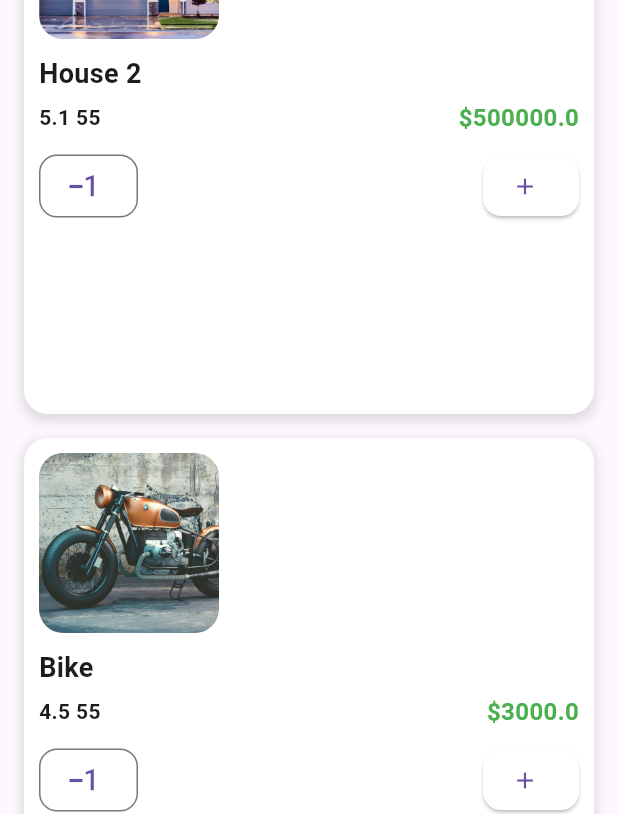
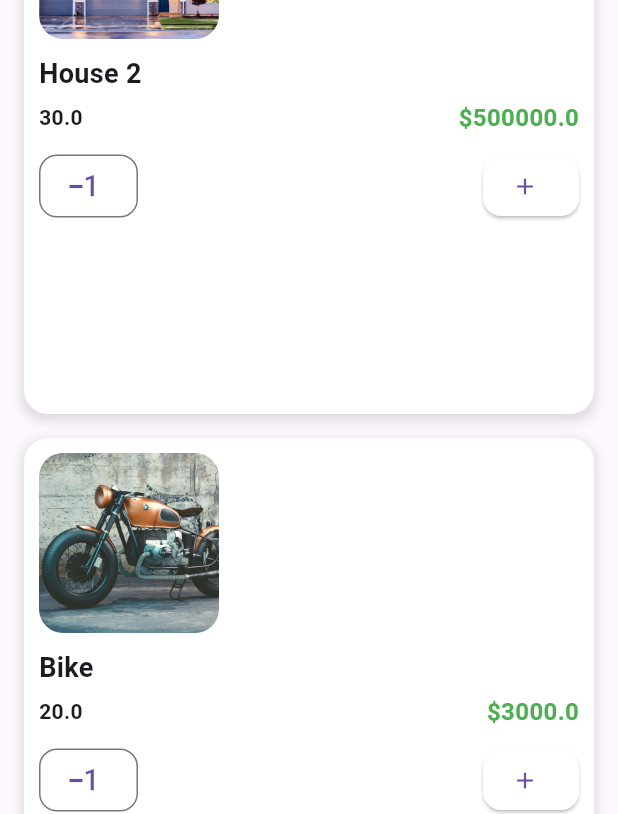
Before and after one commit to bsc-05-20/inshop, a Flutter app: the screen it shows after launch, scrolled down 318 dp, after a tap on the "add shopping cart" icon, on a phone screen of 412 x 824 dp. Shown: the part 264-1078 px from the top of the screen. Run offline on Flutter 3.47's test engine with Material 3 defaults, Android fonts, the phone set to English and light mode, and no system bars; our stand-ins replace google_fonts.

Commit message:
Cart Screen Modified the cart item

```diff
--- a/inshop/lib/models/cart_list.dart
+++ b/inshop/lib/models/cart_list.dart
@@ -1,60 +1,24 @@
 // lib/data/product_list.dart
 import 'package:inshop/models/cart_product_model.dart';
 
-final List<CartProductModel> cart_items = [
+final List<CartProductModel> cartItems = [
   CartProductModel(
     imageUrl: 'assets/House2.jpg',
     title: 'House 2',
-    quantity: 5.1,
+    quantity: 30,
     price: 500000,
   ),
   CartProductModel(
     imageUrl: 'assets/Bike.jpg',
     title: 'Bike',
-    quantity: 4.5,
+    quantity: 20,
     price: 3000,
   ),
   CartProductModel(
     imageUrl: 'assets/Car.jpg',
     title: 'Car',
-    quantity: 7.5,
+    quantity: 25,
     price: 16000,
-  ),
-  CartProductModel(
-    imageUrl: 'assets/Iphone.jpg',
-    title: 'Iphone',
-    quantity: 6.5,
-    price: 1000,
-  ),
-  CartProductModel(
-    imageUrl: 'assets/laptop.jpg',
-    title: 'Laptop',
-    quantity: 8.6,
-    price: 1200,
-  ),
-  CartProductModel(
-    imageUrl: 'assets/GooglePixel.jpg',
-    title: 'Google Pixel',
-    quantity: 6.6,
-    price: 990,
-  ),
-  CartProductModel(
-    imageUrl: 'assets/CarVin.jpg',
-    title: 'Vin Diesel Car',
-    quantity: 9.9,
-    price: 33000,
-  ),
-  CartProductModel(
-    imageUrl: 'assets/iphoneX.jpg',
-    title: 'Iphone X',
-    quantity: 7.7,
-    price: 1020,
-  ),
-  CartProductModel(
-    imageUrl: 'assets/Mansion.jpg',
-    title: 'Mansion',
-    quantity: 9.2,
-    price: 22000,
   ),
   // Add more products as needed
 ];
--- a/inshop/lib/screens/cart_screen.dart
+++ b/inshop/lib/screens/cart_screen.dart
@@ -1,7 +1,6 @@
 import 'package:flutter/material.dart';
 import 'package:inshop/models/cart_list.dart';
 import 'package:inshop/widgets/bottom_navigation.dart';
-import 'package:inshop/widgets/cart_items.dart';
 import 'package:inshop/widgets/cart_product.dart';
 import 'package:inshop/widgets/custom_search_delegate.dart';
 
@@ -59,14 +58,14 @@ class _CartScreenState extends State<CartScreen> {
           crossAxisSpacing: 16.0,
           mainAxisSpacing: 16,
         ),
-        itemCount: cart_items.length,
+        itemCount: cartItems.length,
         itemBuilder: (context, index) {
-          final cart_item = cart_items[index];
+          final cartItem = cartItems[index];
           return CartProduct(
-            imageUrl: cart_item.imageUrl,
-            title: cart_item.title,
-            quantity: cart_item.quantity,
-            price: cart_item.price,
+            imageUrl: cartItem.imageUrl,
+            title: cartItem.title,
+            quantity: cartItem.quantity,
+            price: cartItem.price,
           );
         },
       ),
--- a/inshop/lib/widgets/cart_product.dart
+++ b/inshop/lib/widgets/cart_product.dart
@@ -62,7 +62,7 @@ class CartProduct extends StatelessWidget {
               Row(
                 children: [
                   Text(
-                    '$quantity 55',
+                    '$quantity',
                     style: const TextStyle(
                       fontSize: 14,
                       fontWeight: FontWeight.bold,
```
